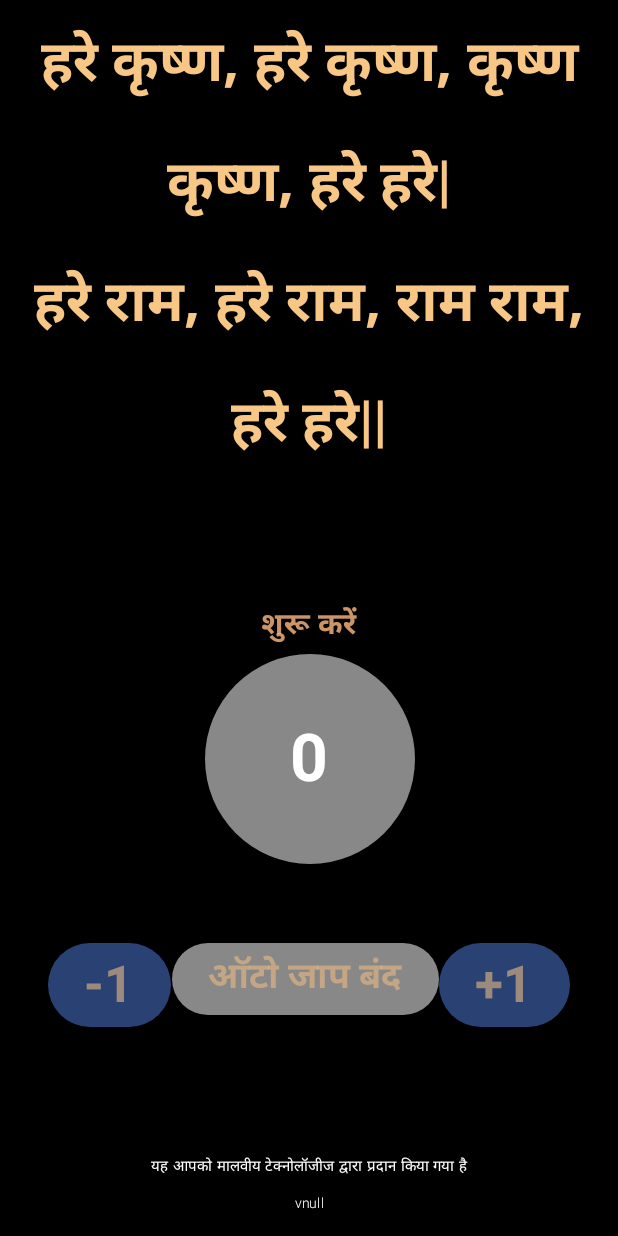
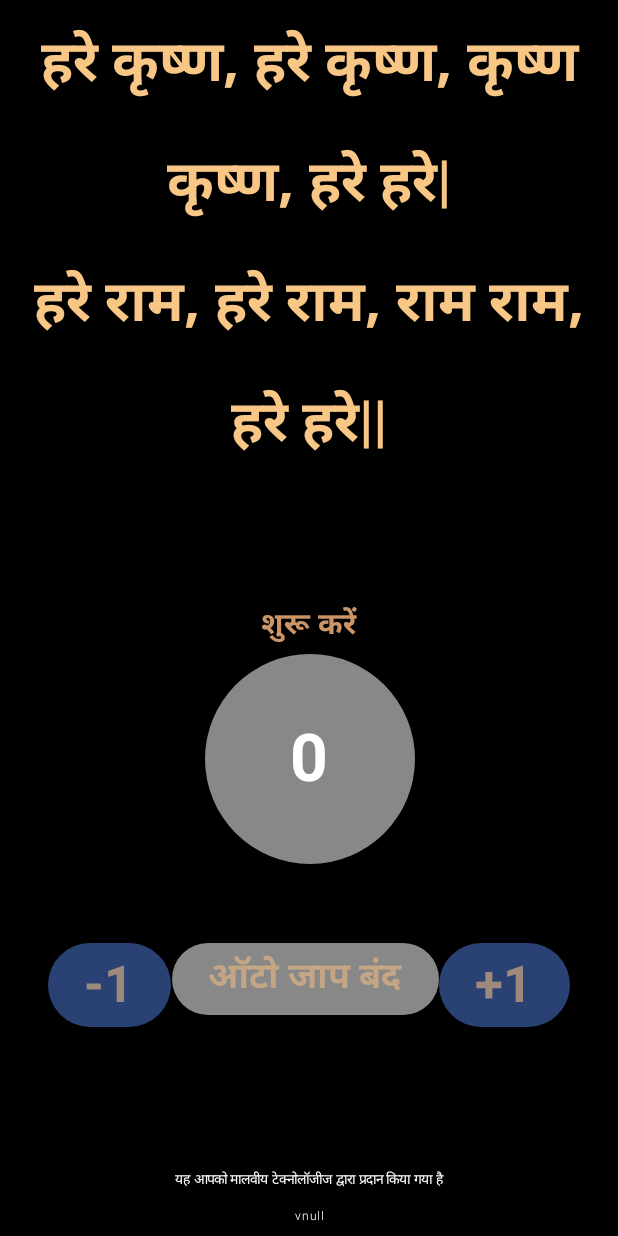
Before and after one commit to shyam1234/MantraTV, an Android app built with Jetpack Compose: the screen it shows after launch (MainActivity), on a phone screen of 412 x 824 dp. Run offline under Robolectric (Android 15) with nearby library versions, the phone set to English and light mode, and no system bars; our stand-ins replace Timber; 4 statements that could not run were skipped.

Commit message:
Fixed chant count bug and bottom text alignment

```diff
--- a/app/build.gradle.kts
+++ b/app/build.gradle.kts
@@ -13,8 +13,8 @@ android {
         applicationId = "com.malviya.mantra"
         minSdk = 24
         targetSdk = 35
-        versionCode = 16
-        versionName = "1.0.16"
+        versionCode = 17
+        versionName = "1.0.17"
 
         testInstrumentationRunner = "androidx.test.runner.AndroidJUnitRunner"
     }
--- a/app/src/main/java/com/malviya/mantra/ui/ChantViewModel.kt
+++ b/app/src/main/java/com/malviya/mantra/ui/ChantViewModel.kt
@@ -16,7 +16,7 @@ import kotlinx.coroutines.launch
 import timber.log.Timber
 import java.util.Locale
 
-const val ONE_MALA_ROUND_COUNT: Int = 10
+const val ONE_MALA_ROUND_COUNT: Int = 108
 const val IDLE_TIME_FOR_ONE_BEAD: Long = 4800
 
 class ChantViewModel : ViewModel() {
--- a/app/src/main/java/com/malviya/mantra/ui/screen/SelectionScreen.kt
+++ b/app/src/main/java/com/malviya/mantra/ui/screen/SelectionScreen.kt
@@ -124,19 +124,19 @@ fun GreetingScreen(name : String, viewModel: ChantViewModel) {
             Box(
                 modifier = Modifier
                     .align(Alignment.BottomCenter)
-                    .padding(bottom = 10.dp)
+                    .padding(bottom = 1.dp)
             ) {
                 Column(horizontalAlignment = Alignment.CenterHorizontally) {
                     Text(
                         text = poweredBy,
                         color = textColorPowerBy,
-                        fontSize = 10.sp,
+                        fontSize = 9.sp,
                         fontWeight = FontWeight.Light
                     )
                     Text(
                         text = "v$buildNumber",
                         color = textColorPowerBy,
-                        fontSize = 9.sp,
+                        fontSize = 8.sp,
                         fontWeight = FontWeight.Light
                     )
                 }
```
